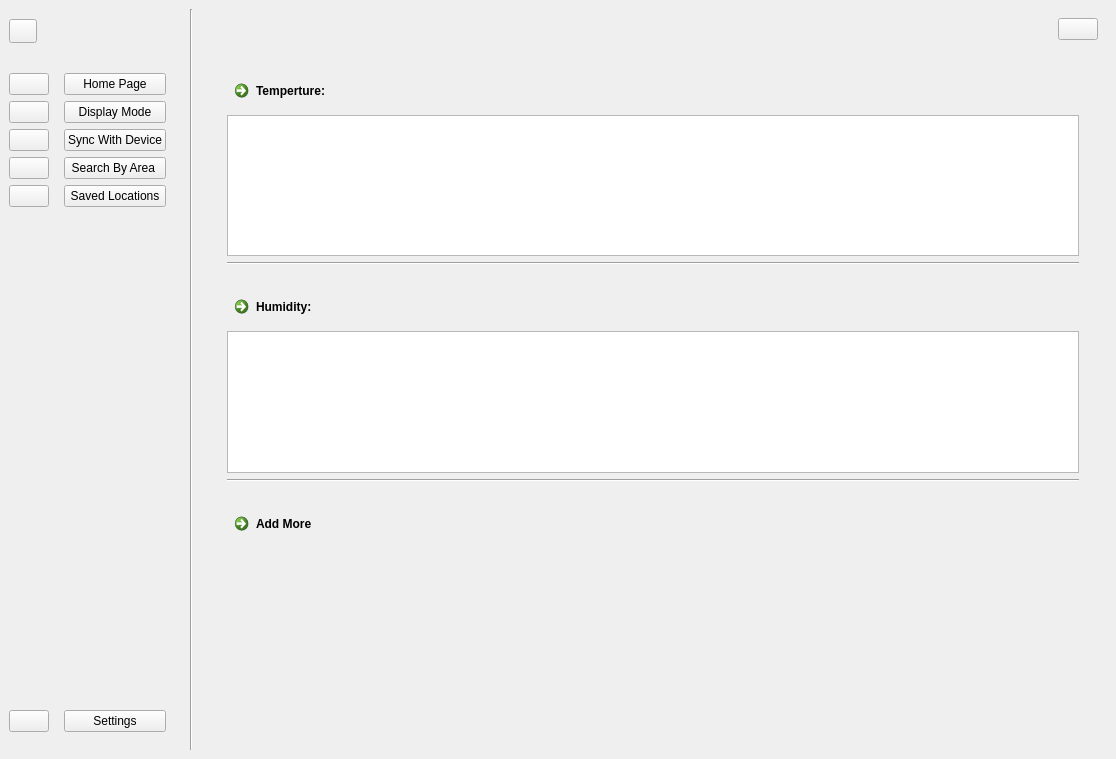
Above: User Interface/WeatherApp.ui from sarscheps/Project---UI-Communications before the change. Below: the same form after it.
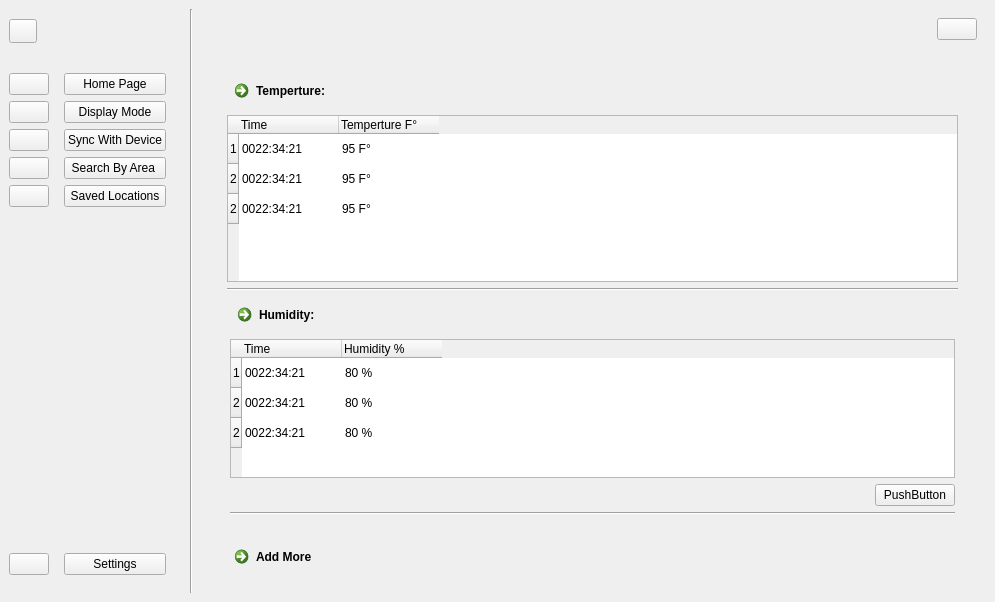
That is the form after the change. Icons and pictures are not drawn. Custom widgets are drawn as their Qt base class.

```diff
--- a/User Interface/WeatherApp.ui
+++ b/User Interface/WeatherApp.ui
@@ -6,8 +6,8 @@
    <rect>
     <x>0</x>
     <y>0</y>
-    <width>1116</width>
-    <height>759</height>
+    <width>995</width>
+    <height>602</height>
    </rect>
   </property>
   <property name="windowTitle">
@@ -427,6 +427,9 @@
            <item>
             <widget class="QWidget" name="tempWidget" native="true">
              <layout class="QHBoxLayout" name="horizontalLayout_4">
+              <property name="bottomMargin">
+               <number>0</number>
+              </property>
               <item>
                <layout class="QHBoxLayout" name="tempHLayout">
                 <item>
@@ -468,7 +471,96 @@
                    </widget>
                   </item>
                   <item>
-                   <widget class="QTableWidget" name="tempTableWidget"/>
+                   <widget class="QTableWidget" name="tempTableWidget">
+                    <property name="autoScroll">
+                     <bool>true</bool>
+                    </property>
+                    <property name="editTriggers">
+                     <set>QAbstractItemView::NoEditTriggers</set>
+                    </property>
+                    <property name="tabKeyNavigation">
+                     <bool>false</bool>
+                    </property>
+                    <property name="showDropIndicator" stdset="0">
+                     <bool>false</bool>
+                    </property>
+                    <property name="showGrid">
+                     <bool>false</bool>
+                    </property>
+                    <property name="cornerButtonEnabled">
+                     <bool>true</bool>
+                    </property>
+                    <attribute name="horizontalHeaderVisible">
+                     <bool>true</bool>
+                    </attribute>
+                    <attribute name="horizontalHeaderCascadingSectionResizes">
+                     <bool>false</bool>
+                    </attribute>
+                    <attribute name="horizontalHeaderHighlightSections">
+                     <bool>true</bool>
+                    </attribute>
+                    <row>
+                     <property name="text">
+                      <string>1</string>
+                     </property>
+                    </row>
+                    <row>
+                     <property name="text">
+                      <string>2</string>
+                     </property>
+                    </row>
+                    <row>
+                     <property name="text">
+                      <string>2</string>
+                     </property>
+                    </row>
+                    <column>
+                     <property name="text">
+                      <string>Time</string>
+                     </property>
+                     <property name="textAlignment">
+                      <set>AlignLeading|AlignVCenter</set>
+                     </property>
+                    </column>
+                    <column>
+                     <property name="text">
+                      <string>Temperture F°</string>
+                     </property>
+                     <property name="textAlignment">
+                      <set>AlignLeading|AlignVCenter</set>
+                     </property>
+                    </column>
+                    <item row="0" column="0">
+                     <property name="text">
+                      <string>0022:34:21</string>
+                     </property>
+                    </item>
+                    <item row="0" column="1">
+                     <property name="text">
+                      <string>95 F°</string>
+                     </property>
+                    </item>
+                    <item row="1" column="0">
+                     <property name="text">
+                      <string>0022:34:21</string>
+                     </property>
+                    </item>
+                    <item row="1" column="1">
+                     <property name="text">
+                      <string>95 F°</string>
+                     </property>
+                    </item>
+                    <item row="2" column="0">
+                     <property name="text">
+                      <string>0022:34:21</string>
+                     </property>
+                    </item>
+                    <item row="2" column="1">
+                     <property name="text">
+                      <string>95 F°</string>
+                     </property>
+                    </item>
+                   </widget>
                   </item>
                   <item>
                    <widget class="Line" name="line">
@@ -503,6 +595,9 @@
            <item>
             <widget class="QWidget" name="HumidityWidget" native="true">
              <layout class="QHBoxLayout" name="horizontalLayout_7">
+              <property name="topMargin">
+               <number>0</number>
+              </property>
               <item>
                <layout class="QHBoxLayout" name="humidityHLayout">
                 <item>
@@ -515,7 +610,7 @@
                   </property>
                   <property name="sizeHint" stdset="0">
                    <size>
-                    <width>10</width>
+                    <width>13</width>
                     <height>20</height>
                    </size>
                   </property>
@@ -541,7 +636,138 @@
                    </widget>
                   </item>
                   <item>
-                   <widget class="QTableWidget" name="humidityTableWidget"/>
+                   <widget class="QWidget" name="humidityExtendableWidget" native="true">
+                    <layout class="QVBoxLayout" name="verticalLayout_3">
+                     <property name="leftMargin">
+                      <number>0</number>
+                     </property>
+                     <property name="topMargin">
+                      <number>0</number>
+                     </property>
+                     <property name="rightMargin">
+                      <number>0</number>
+                     </property>
+                     <property name="bottomMargin">
+                      <number>0</number>
+                     </property>
+                     <item>
+                      <widget class="QTableWidget" name="humidityTableWidget">
+                       <property name="autoScroll">
+                        <bool>true</bool>
+                       </property>
+                       <property name="editTriggers">
+                        <set>QAbstractItemView::NoEditTriggers</set>
+                       </property>
+                       <property name="tabKeyNavigation">
+                        <bool>false</bool>
+                       </property>
+                       <property name="showDropIndicator" stdset="0">
+                        <bool>false</bool>
+                       </property>
+                       <property name="showGrid">
+                        <bool>false</bool>
+                       </property>
+                       <property name="cornerButtonEnabled">
+                        <bool>true</bool>
+                       </property>
+                       <attribute name="horizontalHeaderVisible">
+                        <bool>true</bool>
+                       </attribute>
+                       <attribute name="horizontalHeaderCascadingSectionResizes">
+                        <bool>false</bool>
+                       </attribute>
+                       <attribute name="horizontalHeaderHighlightSections">
+                        <bool>true</bool>
+                       </attribute>
+                       <row>
+                        <property name="text">
+                         <string>1</string>
+                        </property>
+                       </row>
+                       <row>
+                        <property name="text">
+                         <string>2</string>
+                        </property>
+                       </row>
+                       <row>
+                        <property name="text">
+                         <string>2</string>
+                        </property>
+                       </row>
+                       <column>
+                        <property name="text">
+                         <string>Time</string>
+                        </property>
+                        <property name="textAlignment">
+                         <set>AlignLeading|AlignVCenter</set>
+                        </property>
+                       </column>
+                       <column>
+                        <property name="text">
+                         <string>Humidity %</string>
+                        </property>
+                        <property name="textAlignment">
+                         <set>AlignLeading|AlignVCenter</set>
+                        </property>
+                       </column>
+                       <item row="0" column="0">
+                        <property name="text">
+                         <string>0022:34:21</string>
+                        </property>
+                       </item>
+                       <item row="0" column="1">
+                        <property name="text">
+                         <string>80 %</string>
+                        </property>
+                       </item>
+                       <item row="1" column="0">
+                        <property name="text">
+                         <string>0022:34:21</string>
+                        </property>
+                       </item>
+                       <item row="1" column="1">
+                        <property name="text">
+                         <string>80 %</string>
+                        </property>
+                       </item>
+                       <item row="2" column="0">
+                        <property name="text">
+                         <string>0022:34:21</string>
+                        </property>
+                       </item>
+                       <item row="2" column="1">
+                        <property name="text">
+                         <string>80 %</string>
+                        </property>
+                       </item>
+                      </widget>
+                     </item>
+                     <item>
+                      <layout class="QHBoxLayout" name="horizontalLayout_3">
+                       <item>
+                        <spacer name="horizontalSpacer_3">
+                         <property name="orientation">
+                          <enum>Qt::Horizontal</enum>
+                         </property>
+                         <property name="sizeHint" stdset="0">
+                          <size>
+                           <width>40</width>
+                           <height>20</height>
+                          </size>
+                         </property>
+                        </spacer>
+                       </item>
+                       <item>
+                        <widget class="QPushButton" name="pushButton_3">
+                         <property name="text">
+                          <string>PushButton</string>
+                         </property>
+                        </widget>
+                       </item>
+                      </layout>
+                     </item>
+                    </layout>
+                   </widget>
                   </item>
                   <item>
                    <widget class="Line" name="humdityLine">
@@ -562,7 +788,7 @@
                   </property>
                   <property name="sizeHint" stdset="0">
                    <size>
-                    <width>10</width>
+                    <width>13</width>
                     <height>20</height>
                    </size>
                   </property>
@@ -613,19 +839,6 @@
                     </property>
                    </widget>
                   </item>
-                  <item>
-                   <spacer name="verticalSpacer_3">
-                    <property name="orientation">
-                     <enum>Qt::Vertical</enum>
-                    </property>
-                    <property name="sizeHint" stdset="0">
-                     <size>
-                      <width>20</width>
-                      <height>40</height>
-                     </size>
-                    </property>
-                   </spacer>
-                  </item>
                  </layout>
                 </item>
                 <item>
@@ -655,7 +868,7 @@
               <enum>Qt::Vertical</enum>
              </property>
              <property name="sizeType">
-              <enum>QSizePolicy::Fixed</enum>
+              <enum>QSizePolicy::Expanding</enum>
              </property>
              <property name="sizeHint" stdset="0">
               <size>
```
